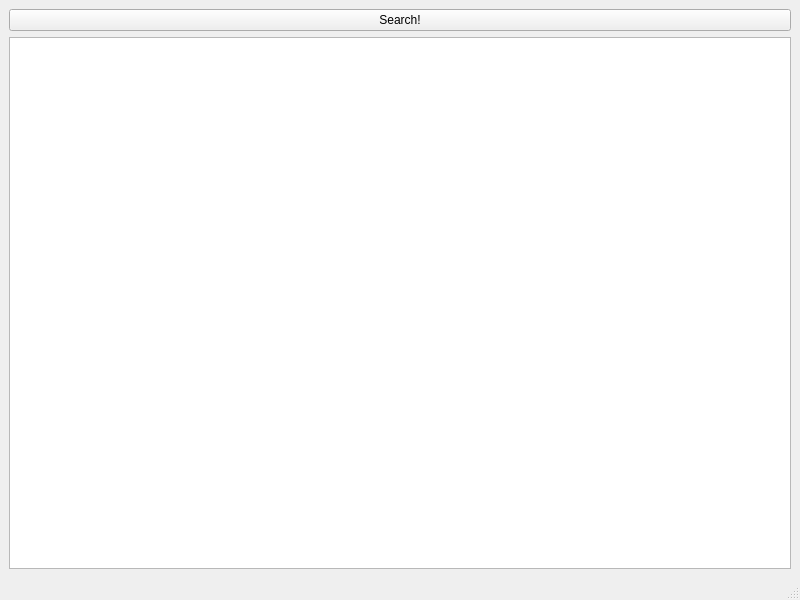
The window that src/mainwindow.ui (AndriiBash/IFlower) describes before a commit, drawn with Qt 5.
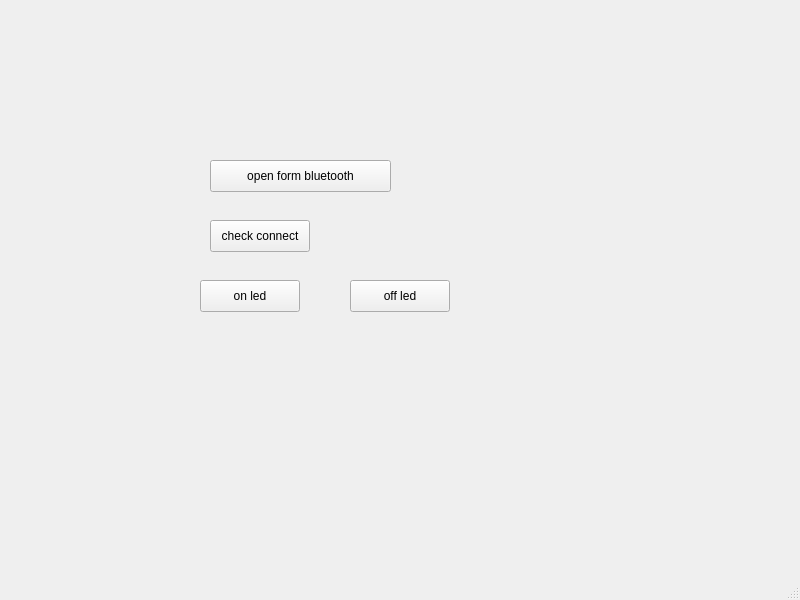
The same window after the commit.

Commit message: add connect to device

What changed in the file:
```diff
--- a/src/mainwindow.ui
+++ b/src/mainwindow.ui
@@ -14,18 +14,58 @@
    <string>MainWindow</string>
   </property>
   <widget class="QWidget" name="centralwidget">
-   <layout class="QVBoxLayout" name="verticalLayout">
-    <item>
-     <widget class="QPushButton" name="scanButton">
-      <property name="text">
-       <string>Search!</string>
-      </property>
-     </widget>
-    </item>
-    <item>
-     <widget class="QListWidget" name="deviceList"/>
-    </item>
-   </layout>
+   <widget class="QPushButton" name="pushButton">
+    <property name="geometry">
+     <rect>
+      <x>210</x>
+      <y>160</y>
+      <width>181</width>
+      <height>32</height>
+     </rect>
+    </property>
+    <property name="text">
+     <string>open form bluetooth</string>
+    </property>
+   </widget>
+   <widget class="QPushButton" name="pushButton_2">
+    <property name="geometry">
+     <rect>
+      <x>210</x>
+      <y>220</y>
+      <width>100</width>
+      <height>32</height>
+     </rect>
+    </property>
+    <property name="text">
+     <string>check connect</string>
+    </property>
+   </widget>
+   <widget class="QPushButton" name="onLedButton">
+    <property name="geometry">
+     <rect>
+      <x>200</x>
+      <y>280</y>
+      <width>100</width>
+      <height>32</height>
+     </rect>
+    </property>
+    <property name="text">
+     <string>on led</string>
+    </property>
+   </widget>
+   <widget class="QPushButton" name="offLedButton">
+    <property name="geometry">
+     <rect>
+      <x>350</x>
+      <y>280</y>
+      <width>100</width>
+      <height>32</height>
+     </rect>
+    </property>
+    <property name="text">
+     <string>off led</string>
+    </property>
+   </widget>
   </widget>
   <widget class="QMenuBar" name="menubar">
    <property name="geometry">
```
The commit also changes 8 other files.
